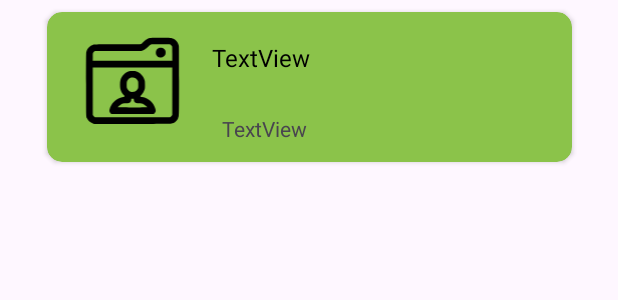
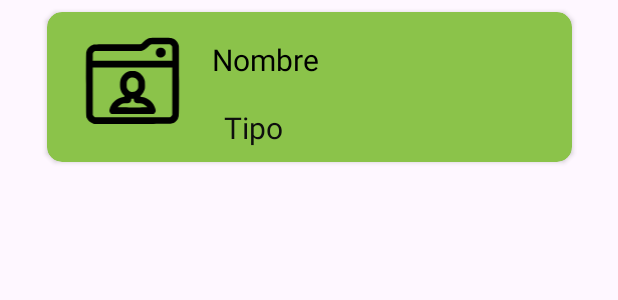
Before and after one commit to Scariu/Project_Practico_15, an Android app: the layout item.xml on its own in the app's theme, with its tools: preview values and no code run, on a phone screen of 412 x 824 dp. Shown: the top 300 px of the screen. Run offline under Robolectric (Android 15) with nearby library versions, the phone set to English and light mode, and no system bars.

Commit message:
Se modifican id a elementos de item.xml

```diff
--- a/app/src/main/res/layout/item.xml
+++ b/app/src/main/res/layout/item.xml
@@ -26,31 +26,33 @@
             android:layout_height="match_parent">
 
             <TextView
-                android:id="@+id/textViewSecondItem"
+                android:id="@+id/textViewElemento"
                 android:layout_width="wrap_content"
                 android:layout_height="wrap_content"
                 android:layout_marginStart="4dp"
                 android:layout_marginTop="4dp"
                 android:layout_marginEnd="4dp"
                 android:layout_marginBottom="4dp"
-                android:text="TextView"
+                android:text="Tipo"
+                android:textSize="20sp"
                 app:layout_constraintBottom_toBottomOf="parent"
                 app:layout_constraintEnd_toEndOf="parent"
                 app:layout_constraintHorizontal_bias="0.039"
                 app:layout_constraintStart_toEndOf="@+id/imageViewFile"
-                app:layout_constraintTop_toBottomOf="@+id/textViewItem"
-                app:layout_constraintVertical_bias="0.727" />
+                app:layout_constraintTop_toBottomOf="@+id/textViewNombre"
+                app:layout_constraintVertical_bias="0.727"
+                tools:textColor="#0E0E0E" />
 
             <TextView
-                android:id="@+id/textViewItem"
+                android:id="@+id/textViewNombre"
                 android:layout_width="wrap_content"
                 android:layout_height="wrap_content"
                 android:layout_marginStart="4dp"
                 android:layout_marginTop="4dp"
                 android:layout_marginEnd="4dp"
-                android:text="TextView"
+                android:text="Nombre"
                 android:textColor="#000000"
-                android:textSize="16sp"
+                android:textSize="20sp"
                 app:layout_constraintBottom_toBottomOf="parent"
                 app:layout_constraintEnd_toEndOf="parent"
                 app:layout_constraintHorizontal_bias="0.0"
```
